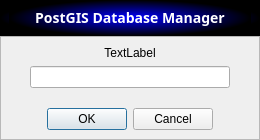
First picture: the form in DBManager/UI/db_manager_add.ui, repository eryk918/postgis_toolbox, before the edit.
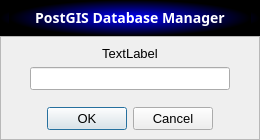
Second picture: the form after the edit. Icons and pictures are not drawn.

What changed in the file:
```diff
--- a/DBManager/UI/db_manager_add.ui
+++ b/DBManager/UI/db_manager_add.ui
@@ -48,14 +48,7 @@
     <normaloff>../../../../../../../../../../../images/icon.png</normaloff>../../../../../../../../../../../images/icon.png</iconset>
   </property>
   <property name="styleSheet">
-   <string notr="true">QComboBox {
-	color: rgb(0,0,0);
-}
-* {
-    font: 10pt &quot;Segoe UI&quot;; 
-}
-
-</string>
+   <string notr="true"/>
   </property>
   <property name="sizeGripEnabled">
    <bool>false</bool>
```
Left out of the diff: 1 changed line with no effect on the pictures.
